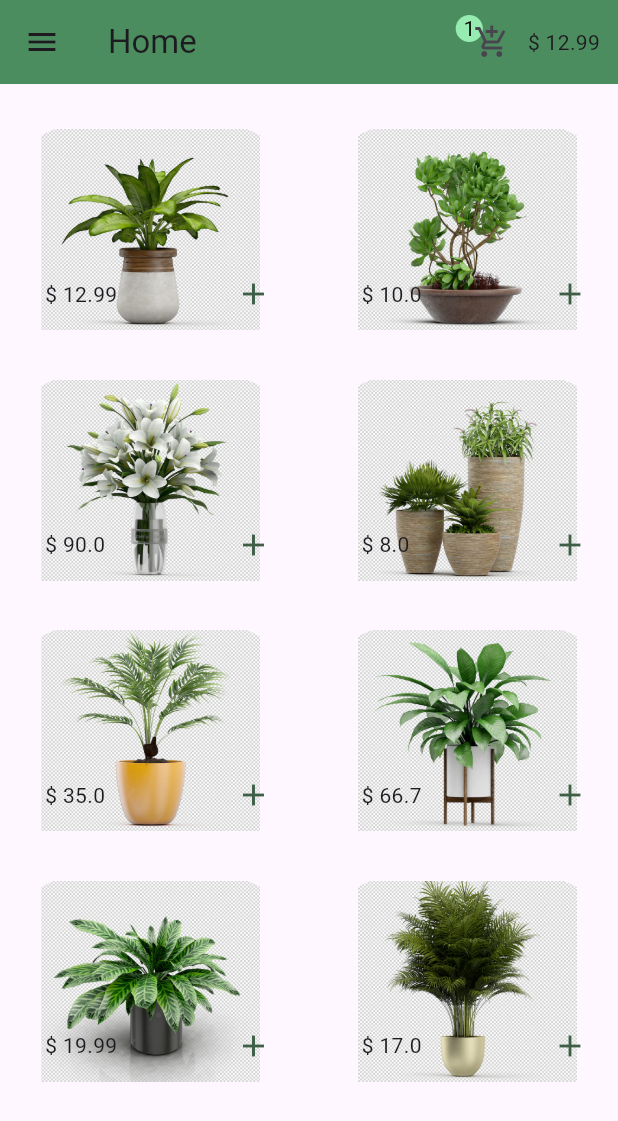
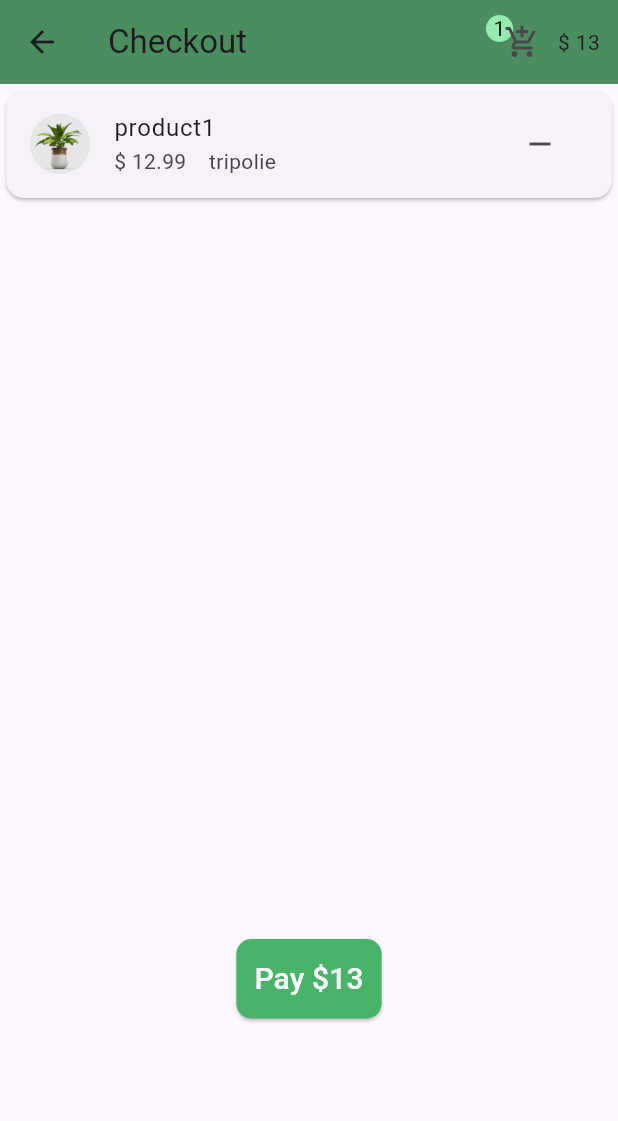
Before and after one commit to chadijawad/mini_ecommerce_app, a Flutter app: the screen it shows after launch, after a tap on the "add" icon, after a tap on the "add shopping cart" icon, on a phone screen of 412 x 824 dp. Shown: the top 1121 px of the screen. Run offline on Flutter 3.47's test engine with Material 3 defaults, Android fonts, the phone set to English and light mode, and no system bars.

Commit message:
checkout screen design and logic using provider for state manegment

```diff
--- a/lib/classes/items.dart
+++ b/lib/classes/items.dart
@@ -1,15 +1,23 @@
 class Item {
   String imgPath;
   double price;
-  Item({required this.imgPath, required this.price});
+  String name;
+  String location;
+  Item({
+    this.location='Main Branch',
+    required this.name,
+    required this.imgPath,
+    required this.price,
+  });
 }
-  final List<Item> items = [
-    Item(price: 12.99, imgPath: "assets/2.webp"),
-    Item(price: 10, imgPath: "assets/3.webp"),
-    Item(price: 90, imgPath: "assets/4.webp"),
-    Item(price: 8, imgPath: "assets/5.webp"),
-    Item(price:35, imgPath: "assets/6.webp"),
-    Item(price: 66.7, imgPath: "assets/7.webp"),
-    Item(price: 19.99, imgPath: "assets/8.webp"),
-    Item(price: 17, imgPath: "assets/1.webp"),
-  ];
+
+final List<Item> items = [
+  Item(name: 'product1', price: 12.99, imgPath: "assets/2.webp",location: 'tripolie'),
+  Item(name: 'product2', price: 10, imgPath: "assets/3.webp",location: 'Zouk'),
+  Item(name: 'product3', price: 90, imgPath: "assets/4.webp"),
+  Item(name: 'product4', price: 8, imgPath: "assets/5.webp"),
+  Item(name: 'product5', price: 35, imgPath: "assets/6.webp"),
+  Item(name: 'product6', price: 66.7, imgPath: "assets/7.webp"),
+  Item(name: 'product7', price: 19.99, imgPath: "assets/8.webp"),
+  Item(name: 'product8', price: 17, imgPath: "assets/1.webp"),
+];
--- /dev/null
+++ b/lib/constant/appbar.dart
@@ -0,0 +1,44 @@
+import 'package:flutter/material.dart';
+import 'package:mini_ecommerce_app/pages/checkout.dart';
+import 'package:mini_ecommerce_app/provider/cart.dart';
+import 'package:provider/provider.dart';
+
+class MyAppBar extends StatelessWidget {
+  const MyAppBar({super.key});
+
+  @override
+  Widget build(BuildContext context) {
+    final cart = Provider.of<Cart>(context);
+    return Row(
+      children: [
+        Stack(
+          children: [
+            Container(
+              padding: const EdgeInsets.all(5),
+              decoration: const BoxDecoration(
+                  color: Color.fromARGB(211, 164, 255, 193),
+                  shape: BoxShape.circle),
+              child: Text(
+                cart.selectedItems.length.toString(),
+                style: const TextStyle(color: Color.fromARGB(255, 0, 0, 0)),
+              ),
+            ),
+            IconButton(
+              onPressed: () {
+                Navigator.of(context)
+                    .push(MaterialPageRoute(builder: (context) {
+                      return const CheckOut();
+                    }));
+              },
+              icon: const Icon(Icons.add_shopping_cart),
+            ),
+          ],
+        ),
+        Padding(
+          padding: const EdgeInsets.only(right: 12),
+          child: Text("\$ ${cart.price}"),
+        )
+      ],
+    );
+  }
+}
--- a/lib/main.dart
+++ b/lib/main.dart
@@ -1,4 +1,5 @@
 import 'package:flutter/material.dart';
+import 'package:mini_ecommerce_app/pages/checkout.dart';
 import 'package:mini_ecommerce_app/pages/home.dart';
 import 'package:mini_ecommerce_app/provider/cart.dart';
 import 'package:provider/provider.dart';
--- /dev/null
+++ b/lib/pages/checkout.dart
@@ -0,0 +1,80 @@
+import 'package:flutter/material.dart';
+import 'package:mini_ecommerce_app/constant/appbar.dart';
+import 'package:mini_ecommerce_app/constant/colors.dart';
+import 'package:mini_ecommerce_app/provider/cart.dart';
+import 'package:provider/provider.dart';
+
+class CheckOut extends StatelessWidget {
+  const CheckOut({super.key});
+
+  @override
+  Widget build(BuildContext context) {
+    final cart = Provider.of<Cart>(context);
+    return Scaffold(
+      appBar: AppBar(
+        backgroundColor: appbarGreen,
+        title: const Text('Checkout'),
+        actions: const [
+          MyAppBar(),
+        ],
+      ),
+      body: Column(
+        children: [
+          SizedBox(
+            height: 550,
+            child: ListView.builder(
+              itemCount: cart.selectedItems.length,
+              itemBuilder: (BuildContext context, index) {
+                return Card(
+                  child: ListTile(
+                    subtitle: Row(
+                      children: [
+                        Text(
+                          "\$ ${cart.selectedItems[index].price}",
+                        ),
+                        const SizedBox(
+                          width: 15,
+                        ),
+                        Text(cart.selectedItems[index].location)
+                      ],
+                    ),
+                    leading: CircleAvatar(
+                      backgroundImage:
+                          AssetImage(cart.selectedItems[index].imgPath),
+                    ),
+                    title: Text(cart.selectedItems[index].name),
+                    trailing: IconButton(
+                        onPressed: () {
+                          // remove the selected product from the cart
+                          cart.deletFromCart(index, cart.selectedItems[index]);
+                        },
+                        icon: const Icon(Icons.remove)),
+                  ),
+                );
+              },
+            ),
+          ),
+          const SizedBox(height: 20,),
+          ElevatedButton(
+            onPressed: () {},
+            style: ButtonStyle(
+              backgroundColor: const MaterialStatePropertyAll(BTNgreen),
+              padding: MaterialStateProperty.all(
+                const EdgeInsets.all(12),
+              ),
+              shape: MaterialStateProperty.all(
+                RoundedRectangleBorder(
+                  borderRadius: BorderRadius.circular(10),
+                ),
+              ),
+            ),
+            child:  Text(
+              'Pay \$${cart.price}',
+              style: const TextStyle(fontSize: 20, color: Colors.white),
+            ),
+          ),
+        ],
+      ),
+    );
+  }
+}
--- a/lib/pages/details.dart
+++ b/lib/pages/details.dart
@@ -1,5 +1,6 @@
 import 'package:flutter/material.dart';
 import 'package:mini_ecommerce_app/classes/items.dart';
+import 'package:mini_ecommerce_app/constant/appbar.dart';
 import 'package:mini_ecommerce_app/constant/colors.dart';
 
 class Details extends StatefulWidget {
@@ -20,33 +21,8 @@ class _DetailsState extends State<Details> {
         appBar: AppBar(
           backgroundColor: appbarGreen,
           title: const Text("Details"),
-          actions: [
-            Row(
-              children: [
-                Stack(
-                  children: [
-                    Container(
-                      padding: const EdgeInsets.all(5),
-                      decoration: const BoxDecoration(
-                          color: Color.fromARGB(211, 164, 255, 193),
-                          shape: BoxShape.circle),
-                      child: const Text(
-                        "8",
-                        style: TextStyle(color: Color.fromARGB(255, 0, 0, 0)),
-                      ),
-                    ),
-                    IconButton(
-                      onPressed: () {},
-                      icon: const Icon(Icons.add_shopping_cart),
-                    ),
-                  ],
-                ),
-                const Padding(
-                  padding:  EdgeInsets.only(right: 12),
-                  child: Text("\$ 12.99}"),
-                )
-              ],
-            )
+          actions: const [
+            MyAppBar()
           ],
         ),
         body: SingleChildScrollView(
--- a/lib/pages/home.dart
+++ b/lib/pages/home.dart
@@ -1,6 +1,8 @@
 import 'package:flutter/material.dart';
 import 'package:mini_ecommerce_app/classes/items.dart';
+import 'package:mini_ecommerce_app/constant/appbar.dart';
 import 'package:mini_ecommerce_app/constant/colors.dart';
+import 'package:mini_ecommerce_app/pages/checkout.dart';
 import 'package:mini_ecommerce_app/pages/details.dart';
 import 'package:mini_ecommerce_app/provider/cart.dart';
 import 'package:provider/provider.dart';
@@ -15,6 +17,7 @@ class Home extends StatefulWidget {
 class _HomeState extends State<Home> {
   @override
   Widget build(BuildContext context) {
+    final cart = Provider.of<Cart>(context);
     return SafeArea(
       child: Scaffold(
         body: Padding(
@@ -30,14 +33,12 @@ class _HomeState extends State<Home> {
                 return GridTile(
                   footer: GridTileBar(
                     // backgroundColor: const Color.fromARGB(66, 73, 127, 110),
-                    trailing: Consumer<Cart>(builder: (context, cart, child) {
-                      return IconButton(
-                          color: const Color.fromARGB(255, 62, 94, 70),
-                          onPressed: () {
-                            cart.addToCart(items[index]);
-                          },
-                          icon: const Icon(Icons.add));
-                    }),
+                    trailing: IconButton(
+                        color: const Color.fromARGB(255, 62, 94, 70),
+                        onPressed: () {
+                          cart.addToCart(items[index]);
+                        },
+                        icon: const Icon(Icons.add)),
                     leading: Container(
                       margin: const EdgeInsets.only(left: 22),
                       child: Text("\$ ${items[index].price.toString()}"),
@@ -101,11 +102,23 @@ class _HomeState extends State<Home> {
               ListTile(
                   title: const Text("Home"),
                   leading: const Icon(Icons.home),
-                  onTap: () {}),
+                  onTap: () {
+                    Navigator.of(context).push(
+                      MaterialPageRoute(
+                        builder: (context) => const Home(),
+                      ),
+                    );
+                  }),
               ListTile(
                   title: const Text("My products"),
                   leading: const Icon(Icons.add_shopping_cart),
-                  onTap: () {}),
+                  onTap: () {
+                    Navigator.of(context).push(
+                      MaterialPageRoute(
+                        builder: (context) => const CheckOut(),
+                      ),
+                    );
+                  }),
               ListTile(
                   title: const Text("About"),
                   leading: const Icon(Icons.help_center),
@@ -125,38 +138,8 @@ class _HomeState extends State<Home> {
         appBar: AppBar(
           backgroundColor: appbarGreen,
           title: const Text("Home"),
-          actions: [
-            Consumer<Cart>(
-              builder: (context, cart, child) {
-                return Row(
-                  children: [
-                    Stack(
-                      children: [
-                        Container(
-                          padding: const EdgeInsets.all(5),
-                          decoration: const BoxDecoration(
-                              color: Color.fromARGB(211, 164, 255, 193),
-                              shape: BoxShape.circle),
-                          child: Text(
-                            "${cart.selectedItems.length}",
-                            style: const TextStyle(
-                                color: Color.fromARGB(255, 0, 0, 0)),
-                          ),
-                        ),
-                        IconButton(
-                          onPressed: () {},
-                          icon: const Icon(Icons.add_shopping_cart),
-                        ),
-                      ],
-                    ),
-                     Padding(
-                      padding: const EdgeInsets.only(right: 12),
-                      child: Text("\$ ${cart.price}"),
-                    )
-                  ],
-                );
-              },
-            ),
+          actions: const [
+            MyAppBar(),
           ],
         ),
       ),
--- a/lib/provider/cart.dart
+++ b/lib/provider/cart.dart
@@ -2,11 +2,17 @@ import 'package:flutter/material.dart';
 import 'package:mini_ecommerce_app/classes/items.dart';
 
 class Cart with ChangeNotifier {
-  double price = 0;
+  int price = 0;
   List<Item> selectedItems = [];
   void addToCart(Item product) {
     selectedItems.add(product);
-    price += product.price;
+    price += product.price.round();
+    notifyListeners();
+  }
+
+  void deletFromCart(int index, Item product) {
+    selectedItems.removeAt(index);
+    price -= product.price.round();
     notifyListeners();
   }
 }
```
